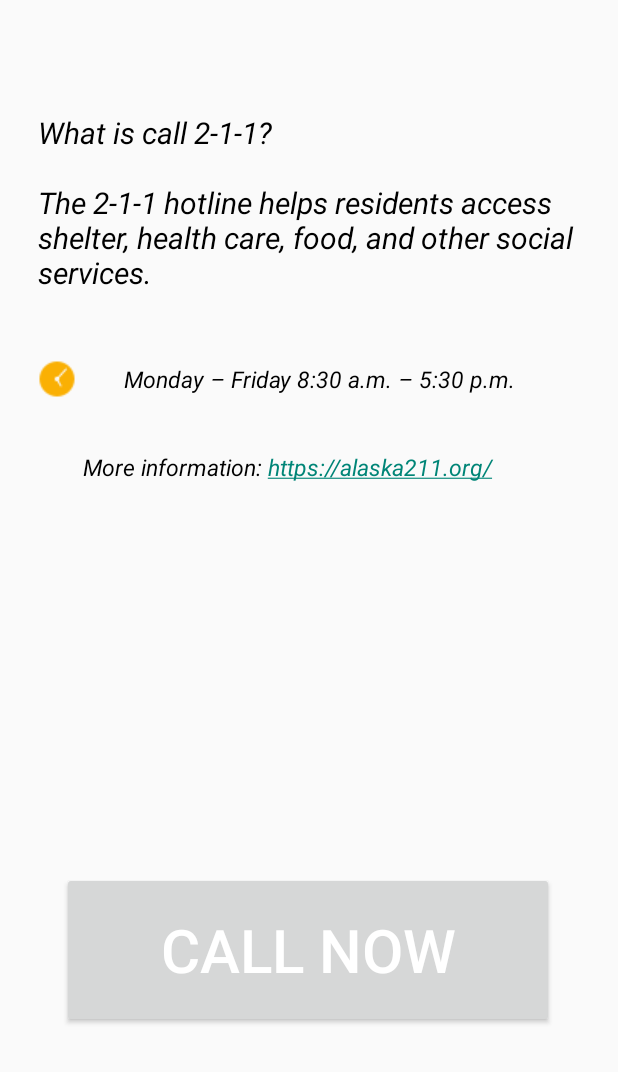
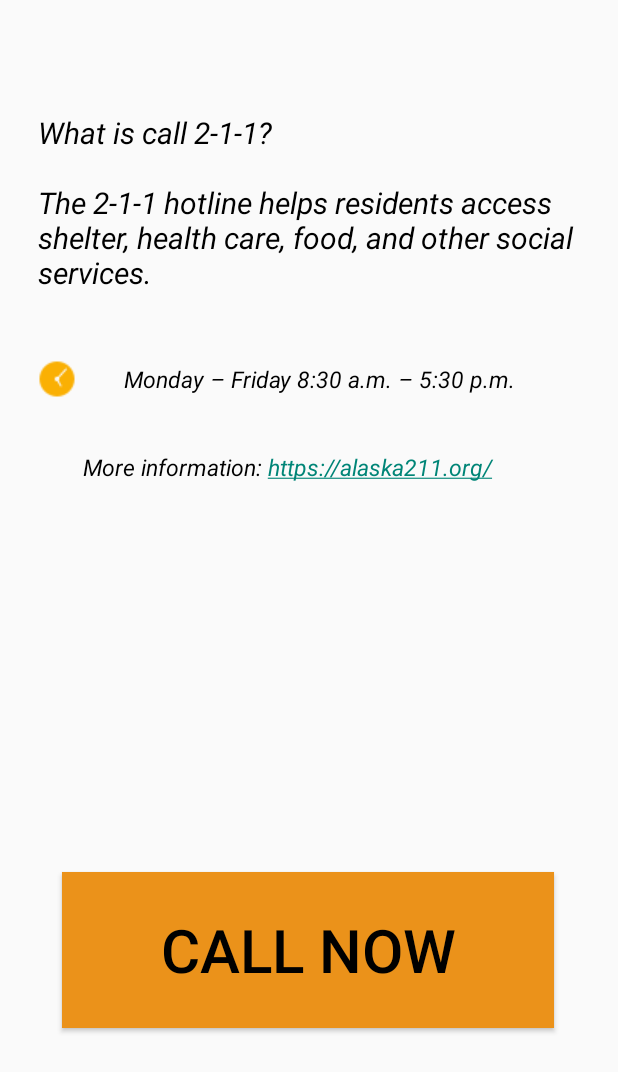
Before and after one commit to Chih-Chun-Chen/alaska_x_aceh_x_byuh_androidapp, an Android app: the Two_One_OneActivity screen opened directly, with no data from a screen before it, on a phone screen of 412 x 824 dp. Shown: the top 1072 px of the screen. Run offline under Robolectric (Android 15) with nearby library versions, the phone set to English and light mode, and no system bars.

Commit message:
Update Color

```diff
--- a/app/src/main/res/layout/activity_two_one_one.xml
+++ b/app/src/main/res/layout/activity_two_one_one.xml
@@ -66,9 +66,10 @@
         android:id="@+id/button2"
         android:layout_width="328dp"
         android:layout_height="104dp"
+        android:background="#EB921A"
         android:text="Call Now"
         android:textSize="40sp"
-        android:textColor="#FFFFFF"
+        android:textColor="#000000"
         app:layout_constraintBottom_toBottomOf="parent"
         app:layout_constraintHorizontal_bias="0.493"
         app:layout_constraintLeft_toLeftOf="parent"
```
